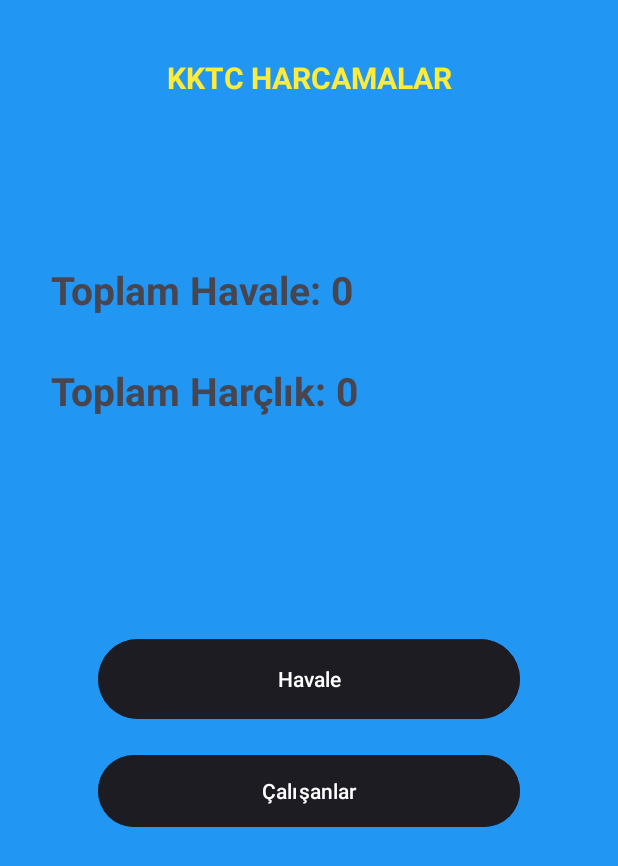
After one commit to menasy/HesKit-MobilApp, an Android app: the layout fragment_start.xml on its own in the app's theme, with its tools: preview values and no code run, on a phone screen of 412 x 824 dp. The commit adds this screen. Shown: the top 866 px of the screen. Run offline under Robolectric (Android 15) with nearby library versions, the phone set to English and light mode, and no system bars.

Commit message:
before change all Files

```diff
--- a/app/src/main/java/com/menasy/heskit/AddEmploye.java
+++ b/app/src/main/java/com/menasy/heskit/AddEmploye.java
@@ -148,5 +148,8 @@ public class AddEmploye extends Fragment {
         bnd.editNameTxt.setText("");
         bnd.editSurnameTxt.setText("");
         bnd.editTextDate.setText("");
+        if (getActivity() instanceof MainActivity) {
+            ((MainActivity) getActivity()).showFragment(new Calisanlar()); // Fragment'ı yeniden yükle
+        }
     }
 }
--- a/app/src/main/res/layout/activity_main2.xml
+++ b/app/src/main/res/layout/activity_main2.xml
@@ -9,7 +9,7 @@
     tools:context=".MainActivity2">
 
     <androidx.fragment.app.FragmentContainerView
-        android:id="@+id/fragmentContainer"
+        android:id="@+id/fragment_Container"
         android:layout_width="match_parent"
         android:layout_height="match_parent"
         app:layout_constraintTop_toTopOf="parent"
--- /dev/null
+++ b/app/src/main/res/layout/fragment_start.xml
@@ -0,0 +1,104 @@
+<?xml version="1.0" encoding="utf-8"?>
+<androidx.constraintlayout.widget.ConstraintLayout xmlns:android="http://schemas.android.com/apk/res/android"
+    xmlns:app="http://schemas.android.com/apk/res-auto"
+    xmlns:tools="http://schemas.android.com/tools"
+    android:id="@+id/main"
+    android:layout_width="match_parent"
+    android:layout_height="match_parent"
+    android:background="#2196F3"
+    tools:context=".Start">
+
+    <LinearLayout
+        android:id="@+id/linearLayout2"
+        android:layout_width="0dp"
+        android:layout_height="0dp"
+        android:layout_marginStart="15dp"
+        android:layout_marginEnd="15dp"
+        android:layout_marginBottom="47dp"
+        android:orientation="vertical"
+        app:layout_constraintBottom_toTopOf="@+id/linearLayout"
+        app:layout_constraintEnd_toEndOf="parent"
+        app:layout_constraintStart_toStartOf="parent"
+        app:layout_constraintTop_toBottomOf="@+id/titleText">
+
+        <TextView
+            android:id="@+id/totalTransferTxtView"
+            android:layout_width="343dp"
+            android:layout_height="42dp"
+            android:layout_gravity="center"
+            android:layout_marginTop="25dp"
+            android:lines="3"
+            android:maxLines="3"
+            android:text="Toplam Havale: 0"
+            android:textSize="26sp"
+            android:textStyle="bold"
+            tools:layout_editor_absoluteX="27dp"
+            tools:layout_editor_absoluteY="169dp" />
+
+        <TextView
+            android:id="@+id/totalPaymentTxtView"
+            android:layout_width="343dp"
+            android:layout_height="42dp"
+            android:layout_gravity="center"
+            android:layout_marginTop="25dp"
+            android:lines="3"
+            android:maxLines="3"
+            android:text="Toplam Harçlık: 0"
+            android:textSize="26sp"
+            android:textStyle="bold" />
+    </LinearLayout>
+
+    <LinearLayout
+        android:id="@+id/linearLayout"
+        android:layout_width="0dp"
+        android:layout_height="0dp"
+        android:layout_marginStart="6dp"
+        android:layout_marginEnd="6dp"
+        android:layout_marginBottom="209dp"
+        android:orientation="vertical"
+        app:layout_constraintBottom_toBottomOf="parent"
+        app:layout_constraintEnd_toEndOf="parent"
+        app:layout_constraintStart_toStartOf="parent"
+        app:layout_constraintTop_toBottomOf="@+id/linearLayout2">
+
+        <Button
+            android:id="@+id/havaleBut"
+            android:layout_width="281dp"
+            android:layout_height="61dp"
+            android:layout_gravity="center"
+            android:layout_marginTop="16dp"
+            android:backgroundTint="@color/material_on_surface_emphasis_high_type"
+            android:onClick="handleHavale"
+            android:text="Havale" />
+
+        <Button
+            android:id="@+id/empBut"
+            android:layout_width="281dp"
+            android:layout_height="56dp"
+            android:layout_gravity="center"
+            android:layout_marginTop="16dp"
+            android:backgroundTint="@color/material_on_surface_emphasis_high_type"
+            android:onClick="handleEmp"
+            android:text="Çalışanlar"
+
+            />
+    </LinearLayout>
+
+    <TextView
+        android:id="@+id/titleText"
+        android:layout_width="219dp"
+        android:layout_height="50dp"
+        android:layout_marginTop="38dp"
+        android:layout_marginBottom="62dp"
+        android:text="KKTC HARCAMALAR"
+        android:textAlignment="center"
+        android:textColor="#FFEB3B"
+        android:textSize="20sp"
+        android:textStyle="bold"
+        app:layout_constraintBottom_toTopOf="@+id/linearLayout2"
+        app:layout_constraintEnd_toEndOf="parent"
+        app:layout_constraintStart_toStartOf="parent"
+        app:layout_constraintTop_toTopOf="parent" />
+
+
+</androidx.constraintlayout.widget.ConstraintLayout>
```
Also changed, not shown: app/src/main/java/com/menasy/heskit/CalisanAdapter.java (+36 -32 lines), app/src/main/java/com/menasy/heskit/Calisanlar.java (+11 -0 lines), app/src/main/java/com/menasy/heskit/MainActivity.java (+32 -30 lines), app/src/main/java/com/menasy/heskit/MainActivity2.java (+2 -30 lines), app/src/main/java/com/menasy/heskit/Start.java (added, +42 -0 lines), app/src/main/res/layout/activity_main.xml (+4 -100 lines).
